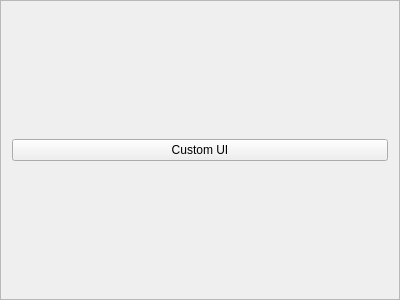
First picture: the form in NetworkCapture/ui/Filter/Custom_ui.ui, repository jatin3893/NetCaPy, before the edit.
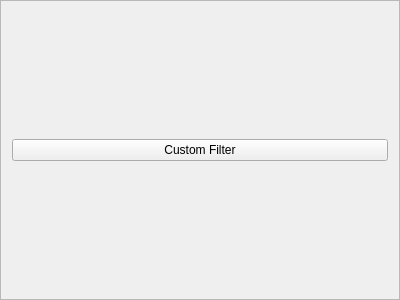
Second picture: the form after the edit.

Commit message: UI Buttons connected to dummy slots

```diff
--- a/NetworkCapture/ui/Filter/Custom_ui.ui
+++ b/NetworkCapture/ui/Filter/Custom_ui.ui
@@ -29,7 +29,7 @@
    <item>
     <widget class="QPushButton" name="pushButton">
      <property name="text">
-      <string>Custom UI</string>
+      <string>Custom Filter</string>
      </property>
     </widget>
    </item>
```
Left out of the diff: 2 changed lines with no effect on the pictures. The commit also changes 7 other files.
